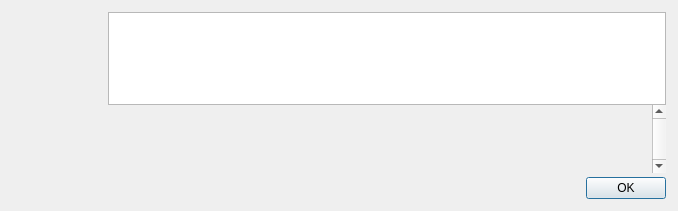
First picture: the form in src/qt/forms/helpmessagedialog.ui, repository UlordChain/UlordChain, before the edit.
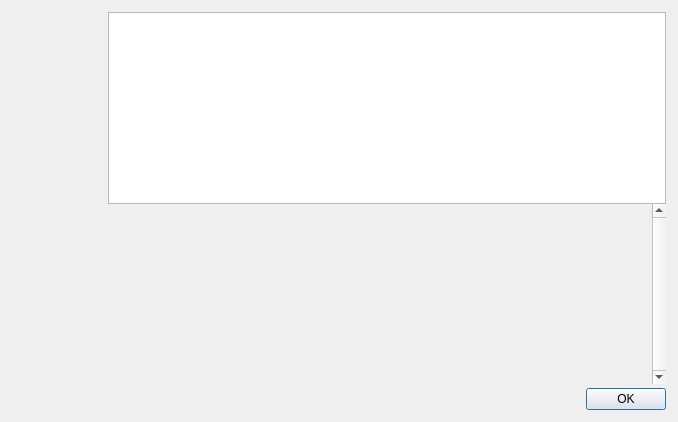
Second picture: the form after the edit. Icons and pictures are not drawn.

The edit to the form file:
```diff
--- a/src/qt/forms/helpmessagedialog.ui
+++ b/src/qt/forms/helpmessagedialog.ui
@@ -7,13 +7,13 @@
     <x>0</x>
     <y>0</y>
     <width>678</width>
-    <height>211</height>
+    <height>422</height>
    </rect>
   </property>
   <property name="maximumSize">
    <size>
     <width>16777215</width>
-    <height>211</height>
+    <height>422</height>
    </size>
   </property>
   <property name="windowTitle">
```
